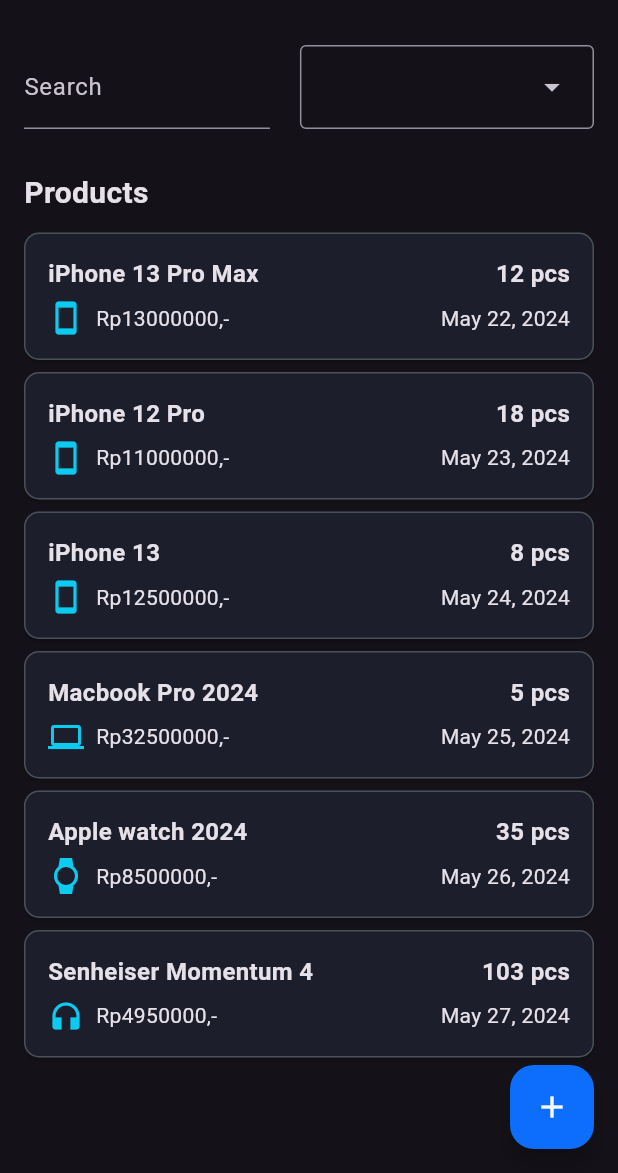
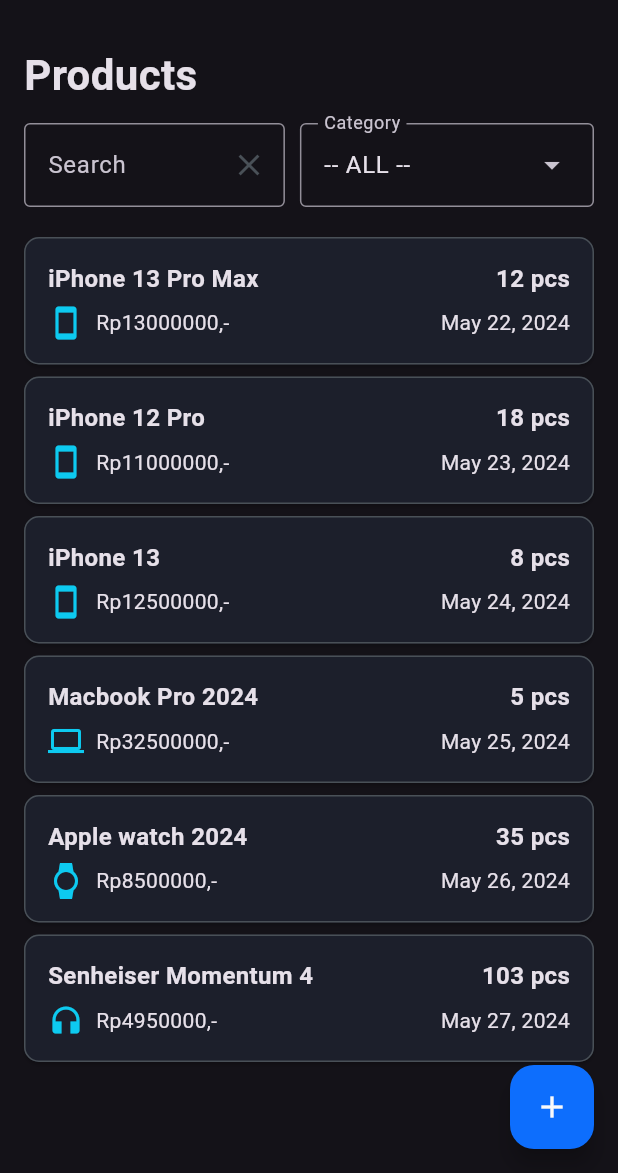
Before and after one commit to doniduaasattuu/product_inventory, a Flutter app: the Users screen opened directly with sample values from the repository, in the side drawer, after a tap on "Products", on a phone screen of 412 x 824 dp, the part 63-1236 px from its top. Run offline on Flutter 3.47's test engine with Material 3 defaults, Android fonts, the phone set to English and light mode, and no system bars.

Commit message:
feat: create category filter for products logic

```diff
--- a/lib/services/product_service.dart
+++ b/lib/services/product_service.dart
@@ -3,24 +3,15 @@
 
 class ProductService {
   List<Product> index({String? search, Category? category}) {
-    if (search != null && search.isNotEmpty) {
-      // print('satu');
-      // print(category == null);
-
+    if ((search != null && search.isNotEmpty) && category == null) {
       return products
           .where((product) => product.name.toLowerCase().contains(
                 search.toLowerCase(),
               ))
           .toList();
     } else if ((category != null) && (search == null || search.isEmpty)) {
-      // print('dua');
-      // print(category.toString());
-
       return products.where((product) => product.category == category).toList();
     } else if ((search != null) && (category != null)) {
-      // print('tiga');
-      // print(category.toString());
-
       return products.where((product) {
         return (product.name.toLowerCase().contains(search.toLowerCase()) &&
             product.category == category);
--- a/lib/services/user_service.dart
+++ b/lib/services/user_service.dart
@@ -2,6 +2,17 @@
 import 'package:product_inventory/models/user.dart';
 
 class UserService {
+  List<User> index({String? search}) {
+    if (search != null) {
+      return users
+          .where(
+              (user) => user.name.toLowerCase().contains(search.toLowerCase()))
+          .toList();
+    } else {
+      return users;
+    }
+  }
+
   Future<User?> login(String email, String password) async {
     User? verifiedUser;
 
@@ -14,21 +25,6 @@
 
     return verifiedUser;
   }
-
-  // Future<bool> login(String email, String password) async {
-  //   bool isVerified = false;
-
-  //   // check user is valid
-  //   for (final user in users) {
-  //     if (user.email == email && user.password == password) {
-  //       isVerified = true;
-  //       loggedUser.add(user);
-  //       break;
-  //     }
-  //   }
-
-  //   return isVerified;
-  // }
 
   Future<int> register(
     String email,
@@ -72,15 +68,4 @@
 
     return registrationResponse;
   }
-
-  List<User> index({String? search}) {
-    if (search != null) {
-      return users
-          .where(
-              (user) => user.name.toLowerCase().contains(search.toLowerCase()))
-          .toList();
-    } else {
-      return users;
-    }
-  }
 }
--- a/lib/ui/product/products.dart
+++ b/lib/ui/product/products.dart
@@ -6,9 +6,11 @@
 import 'package:product_inventory/ui/product/product_list.dart';
 import 'package:product_inventory/utility/bootstrap_colors.dart';
 import 'package:product_inventory/utility/my_container.dart';
+import 'package:product_inventory/widget/empty.dart';
 import 'package:product_inventory/widget/floating_add_button.dart';
 import 'package:product_inventory/utility/sidebar.dart';
 import 'package:product_inventory/widget/list_category.dart';
+import 'package:product_inventory/widget/suffix_clear_button.dart';
 
 class Products extends StatefulWidget {
   const Products({super.key, required this.user});
@@ -137,13 +139,14 @@
 
   void _filterProduct() {
     final String searchValue = _searchController.text;
+    final Category? category = _selectedCategory;
 
     _restartProduct();
 
     setState(
       () {
-        _registeredProduct = ProductService()
-            .index(search: searchValue, category: _selectedCategory);
+        _registeredProduct =
+            ProductService().index(search: searchValue, category: category);
       },
     );
   }
@@ -158,9 +161,7 @@
   Widget build(BuildContext context) {
     final user = widget.user;
 
-    Widget mainContent = const Center(
-      child: Text('No products found.'),
-    );
+    Widget mainContent = const Empty(text: 'No products found');
 
     if (_registeredProduct.isNotEmpty) {
       mainContent = ProductList(
@@ -184,24 +185,43 @@
         child: Column(
           crossAxisAlignment: CrossAxisAlignment.start,
           children: [
+            const Text(
+              'Products',
+              style: TextStyle(
+                fontSize: 28,
+                fontWeight: FontWeight.w600,
+              ),
+            ),
+            const SizedBox(height: 12),
             Row(
               children: [
                 Expanded(
                   child: TextField(
+                    onTapOutside: (PointerDownEvent event) {
+                      FocusManager.instance.primaryFocus?.unfocus();
+                    },
                     controller: _searchController,
                     onChanged: (value) {
                       _filterProduct();
                     },
-                    decoration: const InputDecoration(
+                    decoration: InputDecoration(
                       labelText: 'Search',
-                      // suffixIcon: IconButton(
-                      //   onPressed: _filterProduct,
-                      //   icon: const Icon(Icons.search),
-                      // ),
+                      border: OutlineInputBorder(
+                        borderSide: BorderSide(
+                          color: BootstrapColors().secondary,
+                        ),
+                      ),
+                      suffixIcon: SuffixClearButton(
+                        controller: _searchController,
+                        onPressed: () {
+                          _restartProduct();
+                          _filterProduct();
+                        },
+                      ),
                     ),
                   ),
                 ),
-                const SizedBox(width: 20),
+                const SizedBox(width: 10),
                 ListCategory(
                   onSelected: (category) {
                     _selectedCategory = category;
@@ -210,17 +230,7 @@
                 ),
               ],
             ),
-            const SizedBox(height: 20),
-            // ListCategory(),
-            const SizedBox(height: 8),
-            const Text(
-              'Products',
-              style: TextStyle(
-                fontSize: 20,
-                fontWeight: FontWeight.w600,
-              ),
-            ),
-            const SizedBox(height: 8),
+            const SizedBox(height: 16),
             Expanded(
               child: mainContent,
             ),
--- a/lib/ui/user/pop_up_menu.dart
+++ b/lib/ui/user/pop_up_menu.dart
@@ -1,4 +1,5 @@
 import 'package:flutter/material.dart';
+import 'package:product_inventory/utility/bootstrap_colors.dart';
 
 enum Menu { preview, share, getLink, remove, download }
 
@@ -13,7 +14,10 @@
   @override
   Widget build(BuildContext context) {
     return PopupMenuButton(
-      icon: const Icon(Icons.more_vert),
+      icon: Icon(
+        Icons.more_vert,
+        color: BootstrapColors().secondary,
+      ),
       itemBuilder: (ctx) => <PopupMenuEntry<Menu>>[
         const PopupMenuItem(
           value: Menu.preview,
--- a/lib/ui/user/user_item.dart
+++ b/lib/ui/user/user_item.dart
@@ -39,7 +39,7 @@
                       ),
                     ],
                   ),
-                  const SizedBox(width: 16),
+                  const SizedBox(width: 14),
                   Column(
                     crossAxisAlignment: CrossAxisAlignment.start,
                     children: [
@@ -63,50 +63,6 @@
                   )
                 ],
               ),
-
-              // PopupMenuButton<Menu>(
-              //   // popUpAnimationStyle: _animationStyle,
-              //   icon: const Icon(Icons.more_vert),
-              //   onSelected: (Menu item) {},
-              //   itemBuilder: (BuildContext context) => <PopupMenuEntry<Menu>>[
-              //     const PopupMenuItem<Menu>(
-              //       value: Menu.preview,
-              //       child: ListTile(
-              //         leading: Icon(Icons.visibility_outlined),
-              //         title: Text('Preview'),
-              //       ),
-              //     ),
-              //     const PopupMenuItem<Menu>(
-              //       value: Menu.share,
-              //       child: ListTile(
-              //         leading: Icon(Icons.share_outlined),
-              //         title: Text('Share'),
-              //       ),
-              //     ),
-              //     const PopupMenuItem<Menu>(
-              //       value: Menu.getLink,
-              //       child: ListTile(
-              //         leading: Icon(Icons.link_outlined),
-              //         title: Text('Get link'),
-              //       ),
-              //     ),
-              //     const PopupMenuDivider(),
-              //     const PopupMenuItem<Menu>(
-              //       value: Menu.remove,
-              //       child: ListTile(
-              //         leading: Icon(Icons.delete_outline),
-              //         title: Text('Remove'),
-              //       ),
-              //     ),
-              //     const PopupMenuItem<Menu>(
-              //       value: Menu.download,
-              //       child: ListTile(
-              //         leading: Icon(Icons.download_outlined),
-              //         title: Text('Download'),
-              //       ),
-              //     ),
-              //   ],
-              // ),
             ],
           ),
         ),
--- a/lib/widget/list_category.dart
+++ b/lib/widget/list_category.dart
@@ -14,11 +14,8 @@
 class _ListCategoryState extends State<ListCategory> {
   @override
   Widget build(BuildContext context) {
-    // final List<Category> categories =
-    //     Category.values.map((category) => category).toList();
-
     List<DropdownMenuEntry> init = [
-      const DropdownMenuEntry(value: null, label: '')
+      const DropdownMenuEntry(value: null, label: '-- ALL --')
     ];
 
     List<DropdownMenuEntry> cate = Category.values
@@ -28,26 +25,9 @@
 
     final List<DropdownMenuEntry> categories = init + cate;
 
-    // categories.insert(0, '');
-
     return DropdownMenu(
+      label: const Text('Category'),
       controller: widget.controller,
-      // dropdownMenuEntries: categories
-      //     .map(
-      //       (category) => DropdownMenuEntry(
-      //         value: category,
-      //         label: category.toUpperCase(),
-      //       ),
-      //     )
-      //     .toList(),
-
-      // dropdownMenuEntries: Category.values
-      //     .map((category) => DropdownMenuEntry(
-      //           value: category.index,
-      //           label: category.index.toString(),
-      //         ))
-      //     .toList(),
-
       dropdownMenuEntries: categories.map((e) => e).toList(),
       onSelected: (category) {
         widget.onSelected(category);
--- a/lib/widget/suffix_clear_button.dart
+++ b/lib/widget/suffix_clear_button.dart
@@ -2,15 +2,18 @@
 import 'package:product_inventory/utility/bootstrap_colors.dart';
 
 class SuffixClearButton extends StatelessWidget {
-  const SuffixClearButton({super.key, required this.onPressed});
+  const SuffixClearButton(
+      {super.key, required this.controller, this.onPressed});
 
-  final TextEditingController onPressed;
+  final TextEditingController controller;
+  final Function()? onPressed;
 
   @override
   Widget build(BuildContext context) {
     return IconButton(
       onPressed: () {
-        onPressed.clear();
+        controller.clear();
+        onPressed!();
       },
       icon: Icon(
         Icons.clear,
--- a/pubspec.yaml
+++ b/pubspec.yaml
@@ -64,6 +64,7 @@
     - assets/images/investing.png
     - assets/images/doni.duaasattuu@gmail.com.jpg
     - assets/images/dark.png
+    - assets/images/empty.png
 
   # An image asset can refer to one or more resolution-specific "variants", see
   # https://flutter.dev/assets-and-images/#resolution-aware
```
Also changed, not shown: lib/ui/product/form_product.dart (+5 -3 lines), lib/ui/user/users.dart (+14 -19 lines), lib/widget/empty.dart (added, +25 -0 lines), assets/images/empty.png (added).
